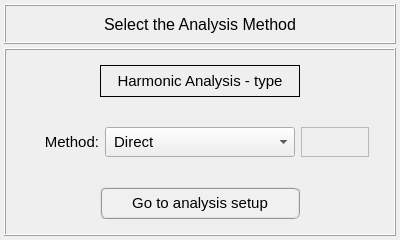
Before: the Qt Designer form pulse/interface/ui_files/analysis/general/harmonic_analysis_method.ui in open-pulse/OpenPulse, drawn with Qt 5.
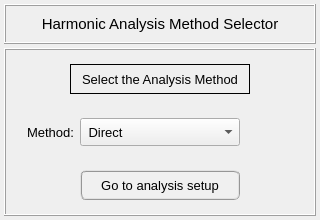
After: the same form once the commit is applied. Icons and pictures are not drawn.

Commit message: Adjusts on analysis widgets

```diff
--- a/pulse/interface/ui_files/analysis/general/harmonic_analysis_method.ui
+++ b/pulse/interface/ui_files/analysis/general/harmonic_analysis_method.ui
@@ -9,8 +9,8 @@
    <rect>
     <x>0</x>
     <y>0</y>
-    <width>400</width>
-    <height>240</height>
+    <width>320</width>
+    <height>220</height>
    </rect>
   </property>
   <property name="sizePolicy">
@@ -21,14 +21,14 @@
   </property>
   <property name="minimumSize">
    <size>
-    <width>400</width>
-    <height>240</height>
+    <width>320</width>
+    <height>220</height>
    </size>
   </property>
   <property name="maximumSize">
    <size>
-    <width>400</width>
-    <height>240</height>
+    <width>320</width>
+    <height>220</height>
    </size>
   </property>
   <property name="contextMenuPolicy">
@@ -112,14 +112,14 @@
         <property name="font">
          <font>
           <family>MS Shell Dlg 2</family>
-          <pointsize>12</pointsize>
+          <pointsize>11</pointsize>
           <weight>50</weight>
           <italic>false</italic>
           <bold>false</bold>
          </font>
         </property>
         <property name="text">
-         <string>Select the Analysis Method</string>
+         <string>Harmonic Analysis Method Selector</string>
         </property>
         <property name="textFormat">
          <enum>Qt::AutoText</enum>
@@ -161,11 +161,14 @@
       <property name="bottomMargin">
        <number>0</number>
       </property>
+      <property name="verticalSpacing">
+       <number>0</number>
+      </property>
       <item row="0" column="0">
        <widget class="QFrame" name="frame_3">
         <property name="minimumSize">
          <size>
-          <width>360</width>
+          <width>0</width>
           <height>48</height>
          </size>
         </property>
@@ -198,20 +201,20 @@
           <widget class="QLabel" name="label_title">
            <property name="minimumSize">
             <size>
-             <width>200</width>
-             <height>32</height>
+             <width>180</width>
+             <height>30</height>
             </size>
            </property>
            <property name="maximumSize">
             <size>
-             <width>300</width>
-             <height>32</height>
+             <width>180</width>
+             <height>30</height>
             </size>
            </property>
            <property name="font">
             <font>
              <family>MS Shell Dlg 2</family>
-             <pointsize>11</pointsize>
+             <pointsize>10</pointsize>
              <weight>50</weight>
              <italic>false</italic>
              <bold>false</bold>
@@ -224,7 +227,7 @@
             <enum>QFrame::Plain</enum>
            </property>
            <property name="text">
-            <string>  Harmonic Analysis - type  </string>
+            <string>Select the Analysis Method</string>
            </property>
            <property name="textFormat">
             <enum>Qt::AutoText</enum>
@@ -267,7 +270,7 @@
        <widget class="QFrame" name="frame_4">
         <property name="minimumSize">
          <size>
-          <width>360</width>
+          <width>0</width>
           <height>48</height>
          </size>
         </property>
@@ -300,20 +303,20 @@
           <widget class="QComboBox" name="comboBox">
            <property name="minimumSize">
             <size>
-             <width>190</width>
-             <height>30</height>
+             <width>160</width>
+             <height>28</height>
             </size>
            </property>
            <property name="maximumSize">
             <size>
-             <width>190</width>
-             <height>30</height>
+             <width>160</width>
+             <height>28</height>
             </size>
            </property>
            <property name="font">
             <font>
              <family>MS Shell Dlg 2</family>
-             <pointsize>11</pointsize>
+             <pointsize>10</pointsize>
              <weight>50</weight>
              <italic>false</italic>
              <bold>false</bold>
@@ -341,20 +344,20 @@
           <widget class="QLabel" name="label_2">
            <property name="minimumSize">
             <size>
-             <width>68</width>
-             <height>0</height>
+             <width>48</width>
+             <height>28</height>
             </size>
            </property>
            <property name="maximumSize">
             <size>
-             <width>68</width>
-             <height>16777215</height>
+             <width>48</width>
+             <height>28</height>
             </size>
            </property>
            <property name="font">
             <font>
              <family>MS Shell Dlg 2</family>
-             <pointsize>11</pointsize>
+             <pointsize>10</pointsize>
              <weight>50</weight>
              <bold>false</bold>
             </font>
@@ -397,18 +400,18 @@
           <widget class="QFrame" name="frame_6">
            <property name="minimumSize">
             <size>
-             <width>68</width>
+             <width>48</width>
              <height>0</height>
             </size>
            </property>
            <property name="maximumSize">
             <size>
-             <width>68</width>
+             <width>48</width>
              <height>16777215</height>
             </size>
            </property>
            <property name="frameShape">
-            <enum>QFrame::StyledPanel</enum>
+            <enum>QFrame::NoFrame</enum>
            </property>
            <property name="frameShadow">
             <enum>QFrame::Raised</enum>
@@ -422,7 +425,7 @@
        <widget class="QFrame" name="frame_button">
         <property name="minimumSize">
          <size>
-          <width>360</width>
+          <width>0</width>
           <height>48</height>
          </size>
         </property>
@@ -458,29 +461,30 @@
           <widget class="QPushButton" name="pushButton_go_to_analysis_setup">
            <property name="minimumSize">
             <size>
-             <width>200</width>
-             <height>32</height>
+             <width>160</width>
+             <height>30</height>
             </size>
            </property>
            <property name="maximumSize">
             <size>
-             <width>200</width>
-             <height>32</height>
+             <width>160</width>
+             <height>30</height>
             </size>
            </property>
            <property name="font">
             <font>
              <family>MS Shell Dlg 2</family>
-             <pointsize>11</pointsize>
+             <pointsize>10</pointsize>
              <weight>9</weight>
              <italic>false</italic>
              <bold>false</bold>
             </font>
            </property>
            <property name="styleSheet">
-            <string notr="true">QPushButton{border-radius: 6px; border-color: rgb(150, 150, 150); border-style: ridge; border-width: 2px; color: rgb(0, 0, 0); background-color: rgb(240, 240, 240); font: 75 11pt &quot;MS Shell Dlg 2&quot;}
-QPushButton:hover{border-radius: 6px; border-color: rgb(0, 170, 255); border-style: ridge; border-width: 2px; color: rgb(0, 0, 0); background-color: rgba(174, 213, 255, 100); font: 75 11pt &quot;MS Shell Dlg 2&quot;}
-QPushButton:pressed{border-radius: 6px; border-color: rgb(0, 170, 255); border-style: ridge; border-width: 3px; color: rgb(0, 0, 0); background-color: rgb(174, 213, 255); font: 75 11pt &quot;MS Shell Dlg 2&quot;}</string>
+            <string notr="true">QPushButton{border-radius: 6px; border-color: rgb(150, 150, 150); border-style: ridge; border-width: 2px; color: rgb(0, 0, 0); background-color: rgb(240, 240, 240)}
+QPushButton:hover{border-radius: 6px; border-color: rgb(0, 170, 255); border-style: ridge; border-width: 2px; color: rgb(0, 0, 0); background-color: rgba(174, 213, 255, 100)}
+QPushButton:pressed{border-radius: 6px; border-color: rgb(0, 170, 255); border-style: ridge; border-width: 2px; color: rgb(0, 0, 0); background-color: rgb(174, 213, 255)}
+QPushButton:disabled{border-radius: 6px; border-color: rgb(150, 150, 150); border-style: ridge; border-width: 0px; color: rgb(150,150, 150); background-color: rgb(220, 220, 220)}</string>
            </property>
            <property name="text">
             <string>Go to analysis setup</string>
```
Left out of the diff: 2 changed lines with no effect on the pictures. The commit also changes 12 other files.
